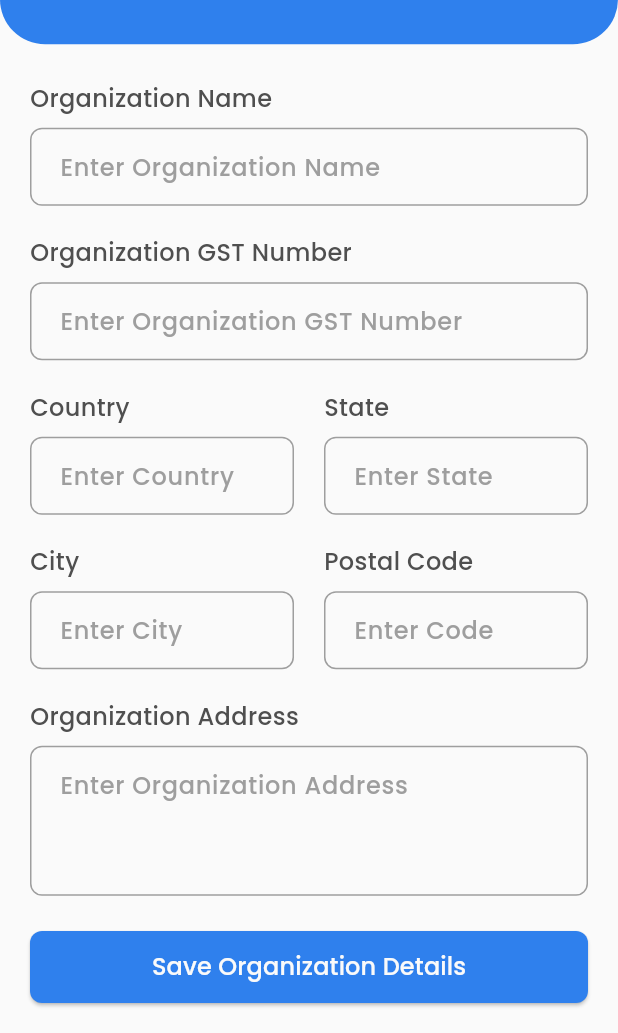
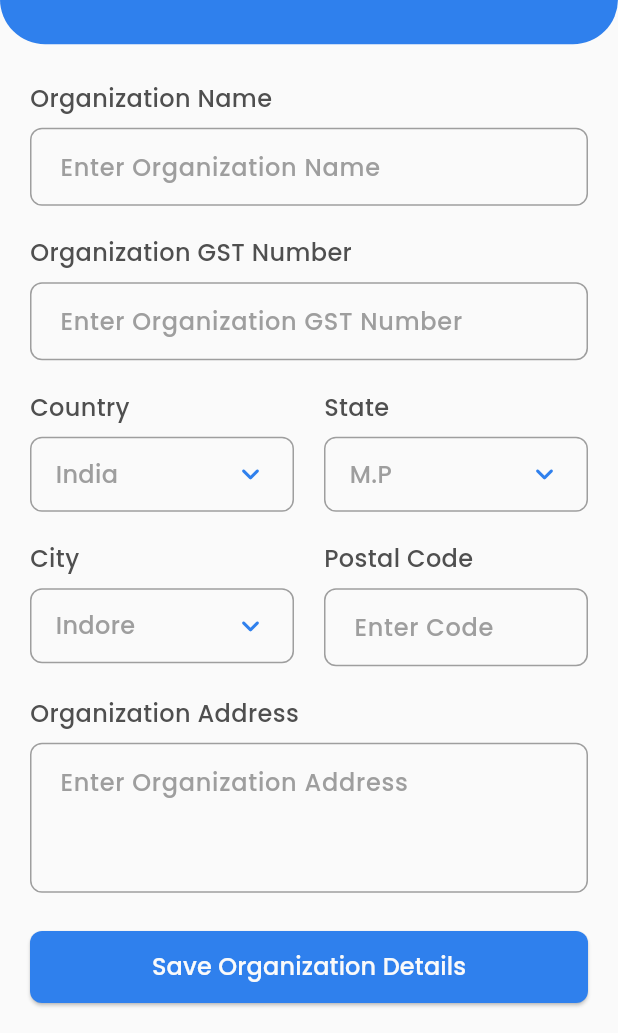
Before and after one commit to Suraj-K022/invoice_apk, a Flutter app: the FormScreen screen opened directly, on a phone screen of 412 x 824 dp, the part 203-1236 px from its top. Run offline on Flutter 3.47's test engine with Material 3 defaults, Android fonts, the phone set to English and light mode, and no system bars; our stand-ins replace fl_chart, flutter_dash, flutter_otp_text_field, get, google_fonts, image_picker and 1 more.

Commit message:
minor fix

```diff
--- a/lib/AuthScreens/FormScreen/form_screen.dart
+++ b/lib/AuthScreens/FormScreen/form_screen.dart
@@ -2,6 +2,7 @@ import 'package:flutter/material.dart';
 import 'package:flutter_otp_text_field/flutter_otp_text_field.dart';
 import 'package:get/get.dart';
 import 'package:google_fonts/google_fonts.dart';
+import 'package:invoice/CustomWidgets/custom_dropdown_field.dart';
 import 'package:invoice/onboardScreen/onboard_screen.dart';
 
 import '../../CustomWidgets/Custom_input_text_field.dart';
@@ -93,7 +94,7 @@ class FormScreen extends StatelessWidget {
                 SizedBox(height: 20,),
 
 
-                Row(spacing: 20,
+                Row(spacing: 20,crossAxisAlignment: CrossAxisAlignment.start,
                   children: [
                     Expanded(child: Column(mainAxisAlignment: MainAxisAlignment.start,crossAxisAlignment: CrossAxisAlignment.start,
                       children: [
@@ -104,7 +105,7 @@ class FormScreen extends StatelessWidget {
                           color: Get.theme.secondaryHeaderColor,
                         ),
                         SizedBox(height: 8),
-                        CustomTextField(hintText: 'Enter Country'),
+                        CustomDropdownField(hintText: 'India',items: ['India','USA','UK'],),
 
                       ],
                     )),
@@ -117,7 +118,7 @@ class FormScreen extends StatelessWidget {
                           color: Get.theme.secondaryHeaderColor,
                         ),
                         SizedBox(height: 8),
-                        CustomTextField(hintText: 'Enter State'),
+                        CustomDropdownField(hintText: 'M.P',items: ['Madhya Pradesh','Punjab','Uttar Pradesh','Chattisgarh'],),
 
                       ],
 
@@ -127,7 +128,7 @@ class FormScreen extends StatelessWidget {
                 SizedBox(height: 20,),
 
 
-                Row(spacing: 20,
+                Row(spacing: 20,mainAxisAlignment: MainAxisAlignment.start,crossAxisAlignment: CrossAxisAlignment.start,
                   children: [
                     Expanded(child: Column(mainAxisAlignment: MainAxisAlignment.start,crossAxisAlignment: CrossAxisAlignment.start,
                       children: [
@@ -138,7 +139,8 @@ class FormScreen extends StatelessWidget {
                           color: Get.theme.secondaryHeaderColor,
                         ),
                         SizedBox(height: 8),
-                        CustomTextField(hintText: 'Enter City'),
+                        CustomDropdownField(hintText: 'Indore',items: ['Indore','Bhopal','Jabalpur',],),
+
 
                       ],
                     )),
```
